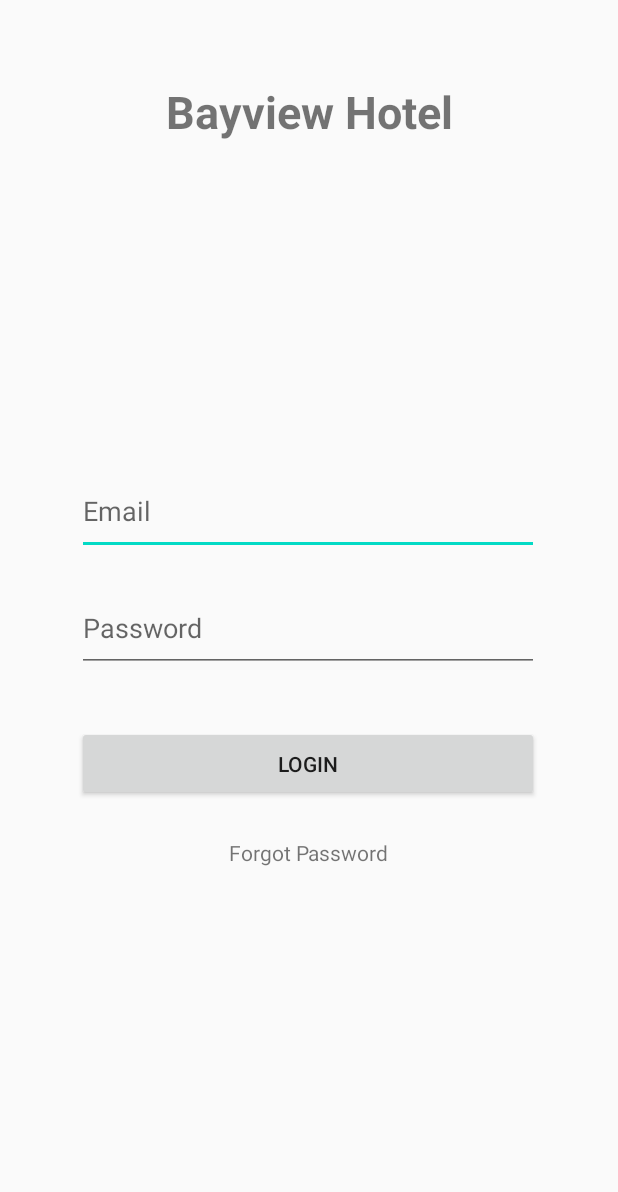
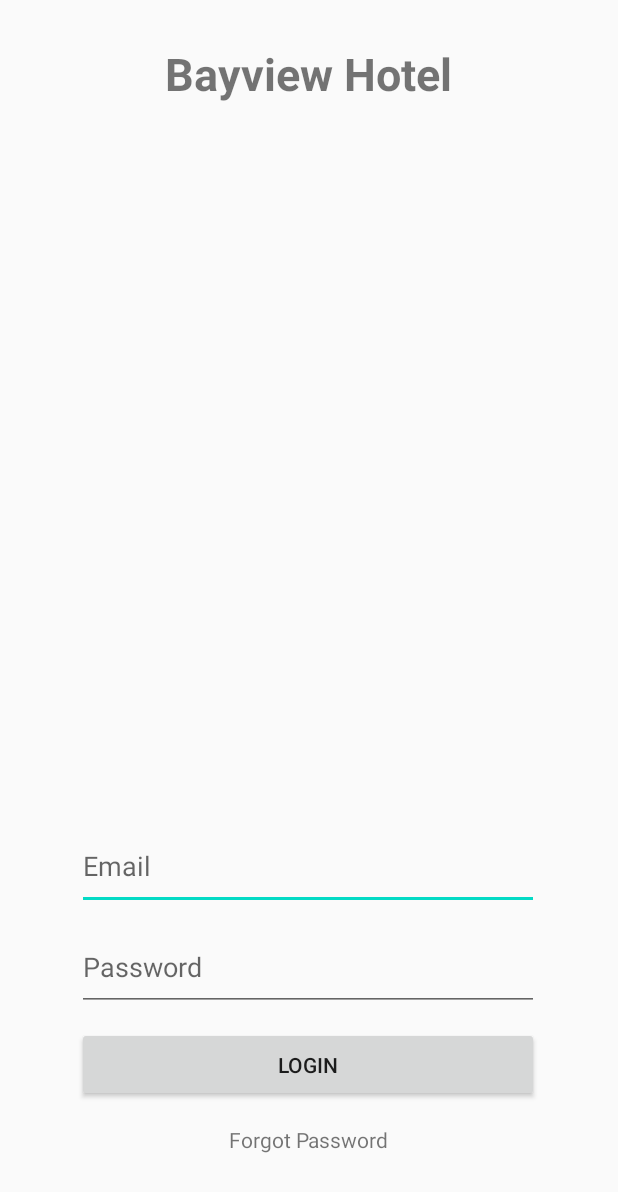
Before and after one commit to wota-n/BayviewHotel, an Android app: the screen it shows after launch (MainActivity), on a phone screen of 412 x 824 dp. Shown: the top 1192 px of the screen. Run offline under Robolectric (Android 15) with nearby library versions, the phone set to English and light mode, and no system bars.

Commit message:
add register button at main activity set hidden

```diff
--- a/app/src/main/res/layout/activity_main.xml
+++ b/app/src/main/res/layout/activity_main.xml
@@ -18,9 +18,10 @@
         android:textStyle="bold"
         app:layout_constraintBottom_toBottomOf="parent"
         app:layout_constraintEnd_toEndOf="parent"
+        app:layout_constraintHorizontal_bias="0.497"
         app:layout_constraintStart_toStartOf="parent"
         app:layout_constraintTop_toTopOf="parent"
-        app:layout_constraintVertical_bias="0.069" />
+        app:layout_constraintVertical_bias="0.037" />
 
     <EditText
         android:id="@+id/password"
@@ -33,7 +34,7 @@
         app:layout_constraintHorizontal_bias="0.495"
         app:layout_constraintStart_toStartOf="parent"
         app:layout_constraintTop_toTopOf="parent"
-        app:layout_constraintVertical_bias="0.94" />
+        app:layout_constraintVertical_bias="0.983" />
 
     <EditText
         android:id="@+id/editTextTextEmailAddress"
@@ -46,7 +47,7 @@
         app:layout_constraintHorizontal_bias="0.495"
         app:layout_constraintStart_toStartOf="parent"
         app:layout_constraintTop_toBottomOf="@+id/email"
-        app:layout_constraintVertical_bias="0.892" />
+        app:layout_constraintVertical_bias="0.981" />
 
     <Button
         android:id="@+id/login"
@@ -58,7 +59,7 @@
         app:layout_constraintHorizontal_bias="0.495"
         app:layout_constraintStart_toStartOf="parent"
         app:layout_constraintTop_toTopOf="parent"
-        app:layout_constraintVertical_bias="0.952" />
+        app:layout_constraintVertical_bias="0.978" />
 
     <TextView
         android:id="@+id/forgotPassword"
@@ -71,7 +72,7 @@
         app:layout_constraintHorizontal_bias="0.502"
         app:layout_constraintStart_toStartOf="@+id/login"
         app:layout_constraintTop_toTopOf="parent"
-        app:layout_constraintVertical_bias="0.042" />
+        app:layout_constraintVertical_bias="0.786" />
 
     <ProgressBar
         android:layout_width="wrap_content"
@@ -86,4 +87,15 @@
         app:layout_constraintStart_toStartOf="parent"
         app:layout_constraintTop_toTopOf="parent"
         app:layout_constraintVertical_bias="0.587" />
+
+    <TextView
+        android:id="@+id/register"
+        android:visibility="gone"
+        android:layout_width="wrap_content"
+        android:layout_height="wrap_content"
+        android:text="Register"
+        app:layout_constraintBottom_toBottomOf="parent"
+        app:layout_constraintEnd_toEndOf="parent"
+        app:layout_constraintStart_toStartOf="parent"
+        app:layout_constraintTop_toBottomOf="@+id/forgotPassword" />
 </androidx.constraintlayout.widget.ConstraintLayout>
```
